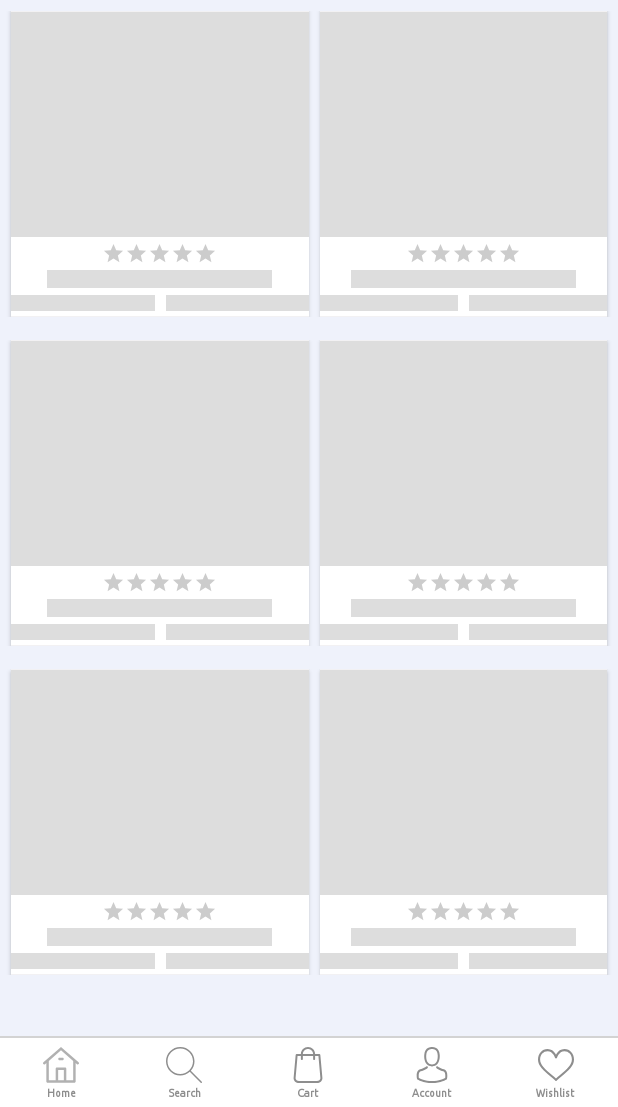
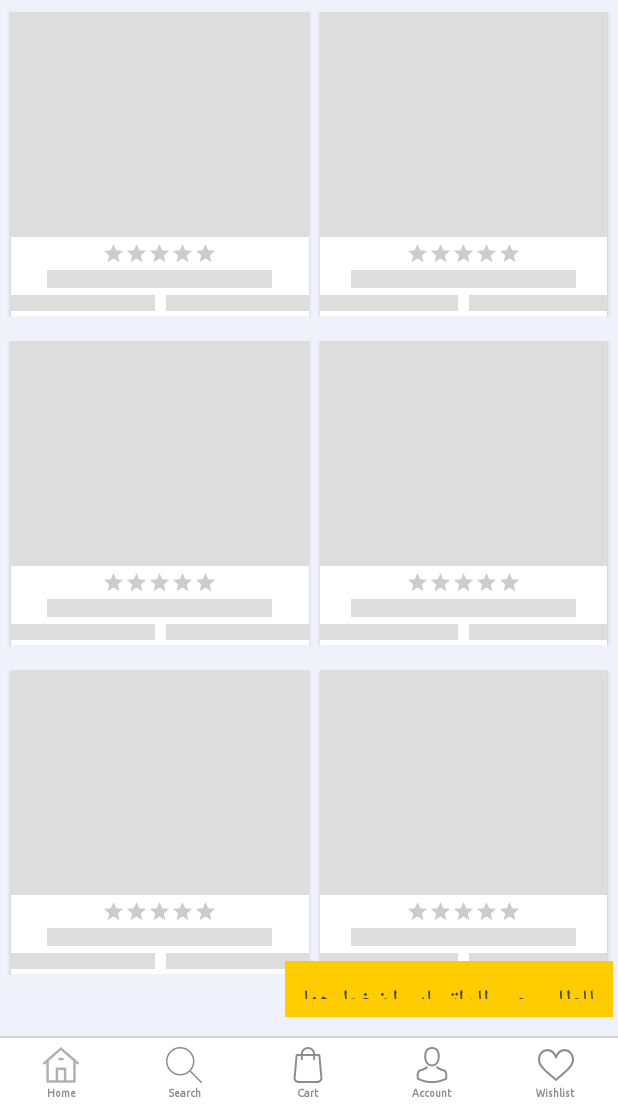
Before and after one commit to aaamab257/elkhodary, an Android app: the CategoryListActivity screen opened directly, with no data from a screen before it, on a phone screen of 412 x 824 dp, the part 129-1236 px from its top. Run offline under Robolectric (Android 15) with nearby library versions, the phone set to English and light mode, and no system bars; our stand-ins replace ButterKnife, Picasso, Shimmer; libraries missing offline, so code that uses them is left out: com.pnikosis.materialishprogress; plain views replace DraggbleGroup, ProgressWheel; pictures from the network do not load; 2 statements that could not run were skipped.

Commit message:
Initial Commit

```diff
--- a/app/src/main/java/com/mbn/elkhodary/activity/ProductDetailActivity.java
+++ b/app/src/main/java/com/mbn/elkhodary/activity/ProductDetailActivity.java
@@ -3,6 +3,7 @@ package com.mbn.elkhodary.activity;
 import android.content.Intent;
 import android.graphics.Color;
 import android.graphics.drawable.GradientDrawable;
+import android.media.MediaPlayer;
 import android.net.Uri;
 import android.os.Build;
 import android.os.Bundle;
@@ -278,6 +279,7 @@ public class ProductDetailActivity extends BaseActivity implements OnItemClickLi
     AlertDialog              alertDialog;
     List<CategoryList.Image> imageList     = new ArrayList<>();
     List<CategoryList>       categoryLists = new ArrayList<>();
+    MediaPlayer mp ;
     private boolean                      isDialogOpen  = false;
     private boolean                      isDeepLinking = false;
     private TextView[]                   dots;
@@ -307,6 +309,7 @@ public class ProductDetailActivity extends BaseActivity implements OnItemClickLi
         super.onCreate(savedInstanceState);
         setContentView(R.layout.activity_product_detail);
         ButterKnife.bind(this);
+        mp = MediaPlayer.create(this, R.raw.click_sound);
         getIntentData();
 
         ivWishList.setActivetint(Color.parseColor(getPreferences().getString(Constant.APP_COLOR, Constant.PRIMARY_COLOR)));
@@ -1258,7 +1261,7 @@ public class ProductDetailActivity extends BaseActivity implements OnItemClickLi
 
     @OnClick(R.id.tvBuyNow)
     public void tvBuyNowClick() {
-
+        mp.start();
         if (categoryList.type.equals(RequestParamUtils.variable)) {
 
             isDialogOpen = true;
@@ -1332,6 +1335,7 @@ public class ProductDetailActivity extends BaseActivity implements OnItemClickLi
 
     @OnClick(R.id.tvCart)
     public void tvCartClick() {
+        mp.start();
         if (categoryList.type.equals(RequestParamUtils.variable)) {
             isDialogOpen = true;
             if (!new CheckIsVariationAvailable().isVariationAvailbale(ProductDetailActivity.combination, variationList, categoryList.attributes)) {
--- a/app/src/main/java/com/mbn/elkhodary/adapter/CategoryListAdapter.java
+++ b/app/src/main/java/com/mbn/elkhodary/adapter/CategoryListAdapter.java
@@ -3,11 +3,14 @@ package com.mbn.elkhodary.adapter;
 import android.app.Activity;
 import android.content.Intent;
 import android.graphics.Color;
+import android.media.MediaPlayer;
 import android.net.Uri;
 import android.os.Build;
+
 import androidx.appcompat.app.AlertDialog;
 import androidx.recyclerview.widget.LinearLayoutManager;
 import androidx.recyclerview.widget.RecyclerView;
+
 import android.text.Html;
 import android.util.Log;
 import android.view.LayoutInflater;
@@ -62,14 +65,15 @@ public class CategoryListAdapter extends RecyclerView.Adapter<CategoryListAdapte
 
     private static final String TAG = "CategoryListAdapter";
     AlertDialog alertDialog;
-    private List<CategoryList> list          = new ArrayList<>();
-    private Activity           activity;
-    private DatabaseHelper     databaseHelper;
-    private CustomToast        toast;
-    private boolean            isDialogOpen  = false;
-    private int                VariationPage = 1;
-    private List<Variation>    variationList = new ArrayList<>();
-    private int                defaultVariationId;
+    private List<CategoryList> list = new ArrayList<>();
+    private Activity activity;
+    private DatabaseHelper databaseHelper;
+    private CustomToast toast;
+    private boolean isDialogOpen = false;
+    private int VariationPage = 1;
+    private List<Variation> variationList = new ArrayList<>();
+    private int defaultVariationId;
+    MediaPlayer mp;
 
     public CategoryListAdapter(Activity activity) {
         this.activity = activity;
@@ -137,8 +141,9 @@ public class CategoryListAdapter extends RecyclerView.Adapter<CategoryListAdapte
                 holder.ivCart.setOnClickListener(new View.OnClickListener() {
                     @Override
                     public void onClick(View v) {
-
-                        if (list.get(position).inStock) {
+                         mp = MediaPlayer.create(activity, R.raw.click_sound);
+                         mp.start();
+                    if (list.get(position).inStock) {
                             if (list.get(position).type.equals("variable")) {
 
                                 isDialogOpen = true;
@@ -241,10 +246,10 @@ public class CategoryListAdapter extends RecyclerView.Adapter<CategoryListAdapte
 
 
         //Use for add and remove product from wishList
-        new AddToWishList(activity).addToWishList(holder.ivWishList,new Gson().toJson(list.get(position)), holder.tvPrice1);
+        new AddToWishList(activity).addToWishList(holder.ivWishList, new Gson().toJson(list.get(position)), holder.tvPrice1);
 
-        if (!list.get(position).type.contains(RequestParamUtils.variable)&& list.get(position).onSale) {
-            ((BaseActivity) activity).showDiscount(holder.flDiscount, holder.tvDiscount, holder.ivDiscount, list.get(position).salePrice, list.get(position).regularPrice,list.get(position).onSale);
+        if (!list.get(position).type.contains(RequestParamUtils.variable) && list.get(position).onSale) {
+            ((BaseActivity) activity).showDiscount(holder.flDiscount, holder.tvDiscount, holder.ivDiscount, list.get(position).salePrice, list.get(position).regularPrice, list.get(position).onSale);
         } else {
             holder.flDiscount.setVisibility(View.GONE);
         }
--- a/app/src/main/java/com/mbn/elkhodary/adapter/RecentViewAdapter.java
+++ b/app/src/main/java/com/mbn/elkhodary/adapter/RecentViewAdapter.java
@@ -2,6 +2,7 @@ package com.mbn.elkhodary.adapter;
 
 import android.app.Activity;
 import android.content.Intent;
+import android.media.MediaPlayer;
 import android.net.Uri;
 import android.os.Build;
 import androidx.recyclerview.widget.RecyclerView;
@@ -35,7 +36,7 @@ import butterknife.ButterKnife;
  */
 
 public class RecentViewAdapter extends RecyclerView.Adapter<RecentViewAdapter.RecentViewHolde> {
-
+    MediaPlayer mp ;
     private List<CategoryList> list = new ArrayList<>();
     private Activity activity;
     private OnItemClickListner onItemClickListner;
@@ -67,7 +68,8 @@ public class RecentViewAdapter extends RecyclerView.Adapter<RecentViewAdapter.Re
         holder.llMain.setOnClickListener(new View.OnClickListener() {
             @Override
             public void onClick(View view) {
-
+                //mp = MediaPlayer.create(activity , R.raw.click_sound);
+                //mp.start();
                 if (list.get(position).type.equals(RequestParamUtils.external)) {
 
                     Intent browserIntent = new Intent(Intent.ACTION_VIEW, Uri.parse(list.get(position).externalUrl));
--- a/app/src/main/res/layout/item_cart.xml
+++ b/app/src/main/res/layout/item_cart.xml
@@ -148,7 +148,7 @@
                     android:layout_margin="@dimen/value_3"
                     android:background="@drawable/cart_round_button"
                     android:gravity="center"
-                    android:orientation="vertical"
+                    android:orientation="horizontal"
                     android:padding="@dimen/value_3">
 
                     <ImageView
@@ -162,8 +162,8 @@
                         style="@style/txt_black_medium"
                         android:layout_width="wrap_content"
                         android:layout_height="wrap_content"
-                        android:layout_marginTop="@dimen/value_1"
-                        android:layout_marginBottom="@dimen/value_1"
+                        android:layout_marginLeft="@dimen/value_1"
+                        android:layout_marginRight="@dimen/value_1"
                         android:text="1"
                         android:textColor="@color/colorPrimary" />
 
--- a/app/src/main/res/layout/layout_whatsapp.xml
+++ b/app/src/main/res/layout/layout_whatsapp.xml
@@ -1,9 +1,13 @@
 <?xml version="1.0" encoding="utf-8"?>
-<RelativeLayout xmlns:android="http://schemas.android.com/apk/res/android"
+<LinearLayout xmlns:android="http://schemas.android.com/apk/res/android"
     xmlns:app="http://schemas.android.com/apk/res-auto"
+    android:orientation="horizontal"
+    android:weightSum="2"
     xmlns:tools="http://schemas.android.com/tools"
     android:layout_width="match_parent"
     android:layout_height="match_parent"
+    android:gravity="right"
+    android:layoutDirection="rtl"
     android:layout_marginBottom="50dp">
 
 
@@ -17,13 +21,22 @@
         android:id="@+id/ivWhatsappDrag"
         android:layout_width="@dimen/value_25"
         android:layout_height="@dimen/value_25"
-        android:layout_alignParentRight="true"
-        android:layout_alignParentBottom="true"
-        android:layout_gravity="center"
+        android:layout_gravity="bottom|start"
         android:layout_margin="10dp"
         android:background="@drawable/whatsapp_bg"
         app:srcCompat="@drawable/ic_whatsapp" />
-
+    <TextView
+        android:layout_width="wrap_content"
+        android:layout_height="@dimen/value_25"
+        android:text="@string/order_whatsapp"
+        android:textColor="@color/black_strok"
+        android:layout_gravity="bottom|start"
+        android:gravity="center"
+        android:textSize="18sp"
+        android:layout_margin="3dp"
+        android:padding="12dp"
+        android:background="@color/yello"
+        />
     <!--</com.potenza.ciyashop_cloths.utils.DraggbleGroup>-->
 
-</RelativeLayout>
+</LinearLayout>
--- a/app/src/main/res/values/strings.xml
+++ b/app/src/main/res/values/strings.xml
@@ -12,7 +12,7 @@
     <string name="most_popular_poroducts">Most popular products</string>
 
     <string name="selected_poroducts">Selected products</string>
-
+    <string name="order_whatsapp">للطلب عبر الواتساب اضغط هنا</string>
     <string name="related_product">Related Product</string>
 
     <string name="special_offer">Today Special Deal</string>
```
Also changed, not shown: app/src/main/java/com/mbn/elkhodary/javaclasses/AddToCartVariation.java (+5 -2 lines), 8 other files.
